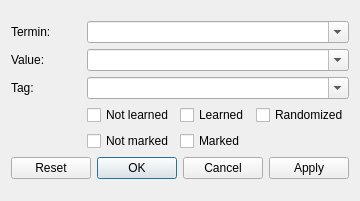
Above: Forms/WordFinder.ui from skynowa/iTeacher before the change. Below: the same form after it.
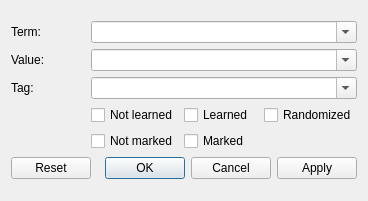
That is the form after the change.

```diff
--- a/Forms/WordFinder.ui
+++ b/Forms/WordFinder.ui
@@ -6,7 +6,7 @@
    <rect>
     <x>0</x>
     <y>0</y>
-    <width>360</width>
+    <width>368</width>
     <height>201</height>
    </rect>
   </property>
@@ -19,7 +19,7 @@
      <item row="0" column="0">
       <widget class="QLabel" name="label">
        <property name="text">
-        <string>Termin:</string>
+        <string>Term:</string>
        </property>
       </widget>
      </item>
```
Left out of the diff: 2 changed lines with no effect on the pictures.
